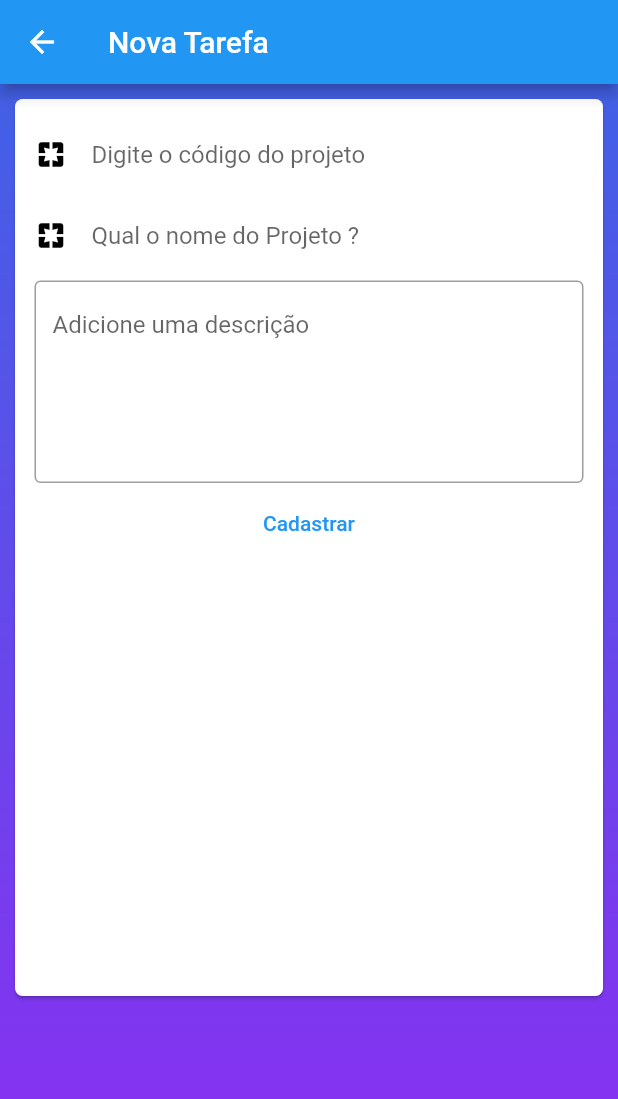
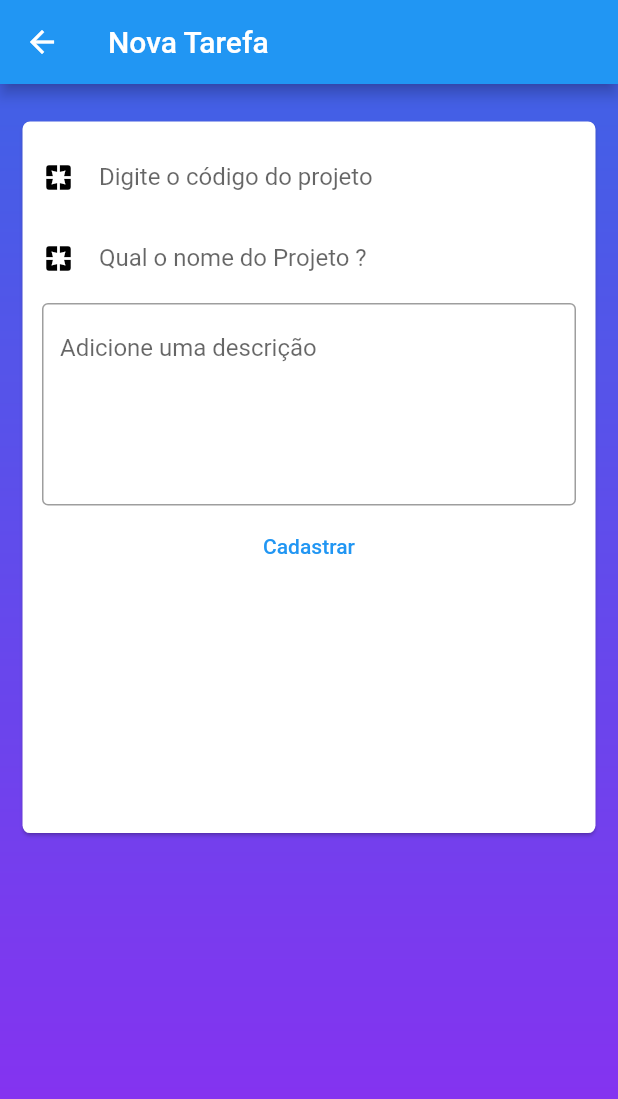
Before and after one commit to PsN-1/task_web, a Flutter app: the HomePage screen opened by its route, after a tap on the "add" icon, on a phone screen of 412 x 824 dp. Shown: the top 1099 px of the screen. Run offline on Flutter 3.47's test engine with Material 2 defaults, Android fonts, the phone set to English and light mode, and no system bars; our stand-ins replace cloud_firestore, firebase_auth, firebase_core; accounts and stored records are empty.

Commit message:
adiciona ajuste de costumizacao ao layout

```diff
--- a/lib/ui/home_page.dart
+++ b/lib/ui/home_page.dart
@@ -15,26 +15,45 @@ class HomePage extends StatelessWidget {
         floatingActionButton: GenericFloatButton(onPressed: () {
           Navigator.pushNamed(context, "/new-task");
         }),
-        body: SafeArea(
+        body: Stack(children: [
+          Container(
+              decoration: const BoxDecoration(
+                  image: DecorationImage(
+                      image: AssetImage("assets/fundo_colors.png"),
+                      fit: BoxFit.cover)),
+              child: null),
+          SafeArea(
             child: Column(
               children: [
                 Column(
                   crossAxisAlignment: CrossAxisAlignment.center,
                   children: [
+                    const SizedBox(
+                      height: 15,
+                    ),
                     SizedBox(
                         width: 100,
                         height: 100,
                         child: Image.asset("assets/db1_logo.png")),
+                    const SizedBox(
+                      height: 15,
+                    ),
                     const Text(
                       "Task - Mobile",
-                    style: TextStyle(color: Colors.blue),
+                      style: TextStyle(
+                          fontSize: 20,
+                          fontWeight: FontWeight.bold,
+                          color: Colors.white),
                     ),
                   ],
                 ),
                 const SizedBox(
                   height: 15,
                 ),
-              const Text("Olá, seja bem-vindo Pedro!"),
+                const Text(
+                  "Olá, seja bem-vindo Pedro!",
+                  style: TextStyle(fontSize: 16, color: Colors.white),
+                ),
                 const SizedBox(
                   height: 15,
                 ),
@@ -42,6 +61,8 @@ class HomePage extends StatelessWidget {
                   children: [
                     Expanded(
                       flex: 1,
+                      child: Padding(
+                        padding: const EdgeInsets.all(8.0),
                         child: Card(
                           child: SizedBox(
                             width: 100,
@@ -49,9 +70,16 @@ class HomePage extends StatelessWidget {
                             child: Column(
                               mainAxisAlignment: MainAxisAlignment.center,
                               children: [
-                            Text("${taskManager.taskCountActive}"),
-                            const Text("Task ativas")
+                                Text(
+                                  "${taskManager.taskCountActive}",
+                                  style: const TextStyle(fontSize: 20),
+                                ),
+                                const Text(
+                                  "Task ativas",
+                                  style: TextStyle(fontStyle: FontStyle.italic),
+                                )
                               ],
+                            ),
                           ),
                         ),
                       ),
@@ -61,6 +89,8 @@ class HomePage extends StatelessWidget {
                     ),
                     Expanded(
                       flex: 1,
+                      child: Padding(
+                        padding: const EdgeInsets.all(8.0),
                         child: Card(
                           child: SizedBox(
                             width: 100,
@@ -68,9 +98,16 @@ class HomePage extends StatelessWidget {
                             child: Column(
                               mainAxisAlignment: MainAxisAlignment.center,
                               children: [
-                            Text("${taskManager.tasksCountDone}"),
-                            const Text("Task finalizadas")
+                                Text(
+                                  "${taskManager.tasksCountDone}",
+                                  style: const TextStyle(fontSize: 20),
+                                ),
+                                const Text(
+                                  "Task finalizadas",
+                                  style: TextStyle(fontStyle: FontStyle.italic),
+                                )
                               ],
+                            ),
                           ),
                         ),
                       ),
@@ -78,10 +115,12 @@ class HomePage extends StatelessWidget {
                   ],
                 ),
                 const SizedBox(
-                height: 40,
+                  height: 25,
                 ),
-              SizedBox(
-                height: heightDevice * 0.5,
+                Padding(
+                  padding: const EdgeInsets.all(8.0),
+                  child: SizedBox(
+                    height: heightDevice * 0.3,
                     child: ListView.builder(
                         scrollDirection: Axis.horizontal,
                         itemCount: taskManager.taskData.length,
@@ -90,10 +129,12 @@ class HomePage extends StatelessWidget {
                             taskData: taskManager.taskData[index],
                           );
                         }),
+                  ),
                 )
               ],
             ),
           ),
+        ]),
       );
     });
   }
--- a/lib/ui/new_task/new_task_page.dart
+++ b/lib/ui/new_task/new_task_page.dart
@@ -18,16 +18,18 @@ class NewTaskPage extends StatelessWidget {
                         image: AssetImage("assets/fundo_colors.png"),
                         fit: BoxFit.cover)),
                 child: null),
-            SizedBox(
-              height: MediaQuery.of(context).size.height * 0.75,
+            Padding(
+              padding: const EdgeInsets.symmetric(vertical: 15, horizontal: 5),
+              child: SizedBox(
+                height: MediaQuery.of(context).size.height * 0.6,
                 child: PageView(
                   // physics: const NeverScrollableScrollPhysics(),
                   controller: _pageController,
                   children: [
                     FormsPage(),
                     FormsPage(),
-
                   ],
+                ),
               ),
             )
           ],
```
Also changed, not shown: lib/components/card_task_widget.dart (+41 -8 lines), pubspec.lock. Lines whose indentation alone changed are shown as unchanged.
